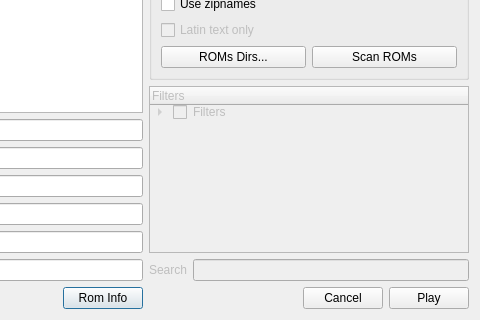
Before: the Qt Designer form trunk/src/burner/qt/selectdialog.ui in AlanTse1314/FBAlpha-, drawn with Qt 5; both pictures show x 419 to 899 and y 330 to 650 of the 899 by 650 pixel window.
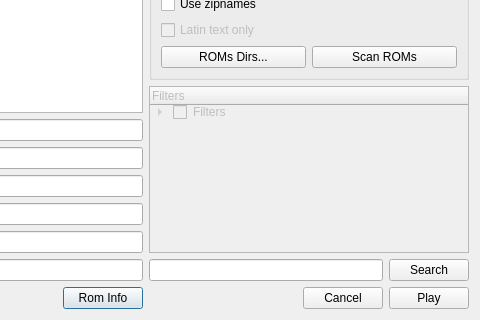
After: the same form once the commit is applied. Icons and pictures are not drawn.

Commit message: [Qt] Implements "Search" feature on SelectDialog

Diff of the .ui file:
```diff
--- a/trunk/src/burner/qt/selectdialog.ui
+++ b/trunk/src/burner/qt/selectdialog.ui
@@ -587,19 +587,16 @@
        <item>
         <layout class="QHBoxLayout" name="horizontalLayout_3">
          <item>
-          <widget class="QLabel" name="label_6">
+          <widget class="QLineEdit" name="leSearch">
            <property name="enabled">
-            <bool>false</bool>
-           </property>
-           <property name="text">
-            <string>Search</string>
+            <bool>true</bool>
            </property>
           </widget>
          </item>
          <item>
-          <widget class="QLineEdit" name="leSearch">
-           <property name="enabled">
-            <bool>false</bool>
+          <widget class="QPushButton" name="btnSearch">
+           <property name="text">
+            <string>Search</string>
            </property>
           </widget>
          </item>
```
The commit also changes 2 other files.
